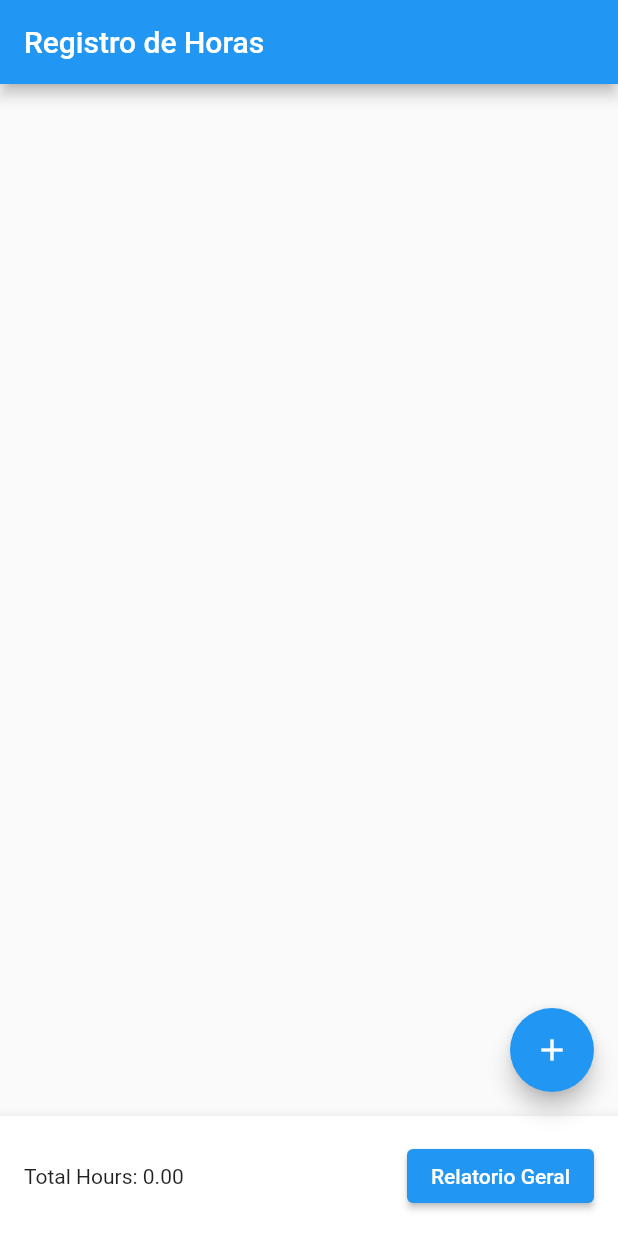
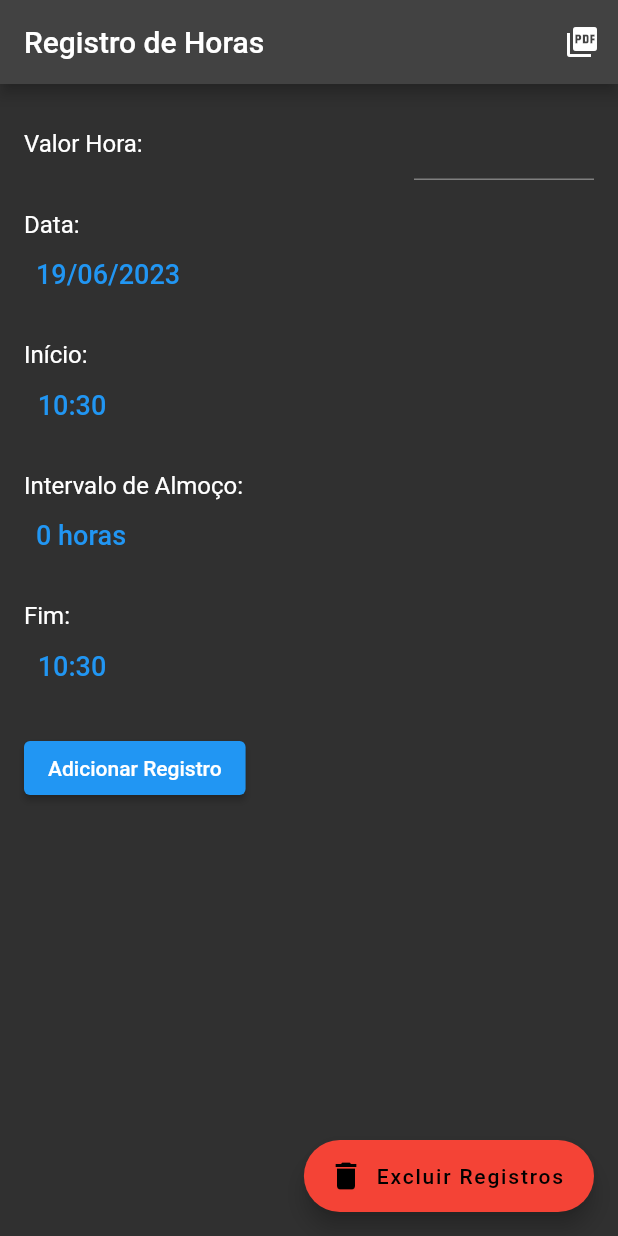
Before and after one commit to Gabruxa1/projetoFlutterRegistroDeHoras, a Flutter app: the screen it shows after launch, on a phone screen of 412 x 824 dp. Run offline on Flutter 3.47's test engine with Material 2 defaults, Android fonts, the phone set to English and light mode, and no system bars; our stand-ins replace open_file.

Commit message:
Finalização do Projeto (falta documentar)

```diff
--- a/ponto_horas/lib/main.dart
+++ b/ponto_horas/lib/main.dart
@@ -1,279 +1,448 @@
-import 'dart:convert';
+import 'dart:io';
 import 'package:flutter/material.dart';
+import 'package:flutter/services.dart';
+import 'package:flutter_localizations/flutter_localizations.dart';
+import 'package:path_provider/path_provider.dart';
+//import 'package:pdf/pdf.dart';
+import 'package:pdf/widgets.dart' as pdfWidgets;
 import 'package:intl/intl.dart';
-import 'package:shared_preferences/shared_preferences.dart';
 import 'package:intl/date_symbol_data_local.dart';
+import 'package:open_file/open_file.dart';
 
 void main() {
   initializeDateFormatting('pt_BR', null).then((_) {
-    runApp(RegistroDeHorasApp());
+    runApp(HorasApp());
   });
 }
 
-class RegistroDeHorasApp extends StatelessWidget {
+class HorasApp extends StatelessWidget {
   @override
   Widget build(BuildContext context) {
     return MaterialApp(
       title: 'Registro de Horas',
       theme: ThemeData(
-        primarySwatch: Colors.blue,
+        brightness: Brightness.dark,
+        primaryColor: Colors.white,
+        textTheme: TextTheme(
+          bodyText1: TextStyle(color: Colors.white),
         ),
-      home: HomePage(),
+      ),
+      localizationsDelegates: [
+        GlobalMaterialLocalizations.delegate,
+        GlobalWidgetsLocalizations.delegate,
+      ],
+      supportedLocales: [
+        const Locale('pt', 'BR'),
+      ],
+      locale: const Locale('pt', 'BR'),
+      home: RegistroHorasScreen(),
     );
   }
 }
 
-class HomePage extends StatefulWidget {
+class RegistroHorasScreen extends StatefulWidget {
   @override
-  _HomePageState createState() => _HomePageState();
+  _RegistroHorasScreenState createState() => _RegistroHorasScreenState();
 }
 
-class _HomePageState extends State<HomePage> {
-  List<WorkDay> workDays = [];
-  final DateFormat dateFormatter = DateFormat('dd/MM/yyyy', 'pt_BR');
-  final DateFormat timeFormatter = DateFormat('HH:mm', 'pt_BR');
-  final TextEditingController entryTimeController = TextEditingController();
-  final TextEditingController lunchTimeController = TextEditingController();
-  final TextEditingController exitTimeController = TextEditingController();
-  double hourlyRate = 0.0;
+class _RegistroHorasScreenState extends State<RegistroHorasScreen> {
+  List<Registro> registros = [];
+  DateTime selectedDate = DateTime.now();
+  TimeOfDay selectedStartTime = TimeOfDay.now();
+  Duration lunchDuration = Duration();
+  TimeOfDay selectedEndTime = TimeOfDay.now();
+  Registro? selectedRegistro;
+  double valorHora = 0.0;
+  Duration totalHorasTrabalhadas = Duration();
+  double valorTotal = 0.0;
 
   @override
   void initState() {
     super.initState();
-    _loadWorkDays();
+    selectedDate = DateTime.now();
+    selectedStartTime = TimeOfDay.now();
+    lunchDuration = Duration();
+    selectedEndTime = TimeOfDay.now();
   }
 
-  Future<void> _loadWorkDays() async {
-    SharedPreferences prefs = await SharedPreferences.getInstance();
-    final List<String>? savedWorkDays = prefs.getStringList('workDays');
-    if (savedWorkDays != null) {
+  void selectDate(BuildContext context) async {
+    final DateTime? picked = await showDatePicker(
+      context: context,
+      initialDate: selectedDate,
+      firstDate: DateTime(2022),
+      lastDate: DateTime(2025),
+    );
+    if (picked != null && picked != selectedDate) {
       setState(() {
-        workDays = savedWorkDays.map((day) => WorkDay.fromJson(jsonDecode(day))).toList();
+        selectedDate = picked;
       });
     }
   }
 
-  Future<void> _saveWorkDays() async {
-    SharedPreferences prefs = await SharedPreferences.getInstance();
-    List<String> workDaysJson = workDays.map((day) => jsonEncode(day.toJson())).toList();
-    await prefs.setStringList('workDays', workDaysJson);
-  }
-
-  void _addWorkDay() {
-    final String entryTime = entryTimeController.text;
-    final String lunchTime = lunchTimeController.text;
-    final String exitTime = exitTimeController.text;
-
-    if (entryTime.isNotEmpty && exitTime.isNotEmpty) {
-      final WorkDay workDay = WorkDay(
-        entryTime: entryTime,
-        lunchTime: lunchTime,
-        exitTime: exitTime,
+  void selectTime(BuildContext context, TimeOfDay initialTime, Function(TimeOfDay) onTimeSelected) async {
+    final TimeOfDay? picked = await showTimePicker(
+      context: context,
+      initialTime: initialTime,
+      builder: (BuildContext context, Widget? child) {
+        return MediaQuery(
+          data: MediaQuery.of(context).copyWith(alwaysUse24HourFormat: true),
+          child: child!,
         );
-
+      },
+    );
+    if (picked != null && picked != initialTime) {
       setState(() {
-        workDays.add(workDay);
-        entryTimeController.clear();
-        lunchTimeController.clear();
-        exitTimeController.clear();
-        _saveWorkDays();
+        onTimeSelected(picked);
       });
     }
   }
 
-  void _removeWorkDay(int index) {
+  void selectLunchDuration(BuildContext context) async {
+    final Duration? picked = await showDialog<Duration>(
+      context: context,
+      builder: (BuildContext context) {
+        return AlertDialog(
+          title: const Text('Duração do intervalo de almoço'),
+          content: Column(
+            mainAxisSize: MainAxisSize.min,
+            children: <Widget>[
+              SimpleDialogOption(
+                onPressed: () {
+                  Navigator.pop(context, Duration(hours: 1));
+                },
+                child: const Text('1 hora'),
+              ),
+              SimpleDialogOption(
+                onPressed: () {
+                  Navigator.pop(context, Duration(hours: 2));
+                },
+                child: const Text('2 horas'),
+              ),
+              SimpleDialogOption(
+                onPressed: () {
+                  Navigator.pop(context, Duration(hours: 3));
+                },
+                child: const Text('3 horas'),
+              ),
+            ],
+          ),
+        );
+      },
+    );
+    if (picked != null && picked != lunchDuration) {
       setState(() {
-      workDays.removeAt(index);
-      _saveWorkDays();
+        lunchDuration = picked;
+      });
+    }
+  }
+
+  void addRegistro() {
+    final startTime = DateTime(
+      selectedDate.year,
+      selectedDate.month,
+      selectedDate.day,
+      selectedStartTime.hour,
+      selectedStartTime.minute,
+    );
+    final endTime = DateTime(
+      selectedDate.year,
+      selectedDate.month,
+      selectedDate.day,
+      selectedEndTime.hour,
+      selectedEndTime.minute,
+    );
+    final totalDuration = endTime.difference(startTime) - lunchDuration;
+
+    final newRegistro = Registro(
+      data: selectedDate,
+      inicio: selectedStartTime,
+      fim: selectedEndTime,
+      intervalo: lunchDuration,
+      total: totalDuration,
+    );
+
+    setState(() {
+      registros.add(newRegistro);
+      selectedRegistro = newRegistro;
+      totalHorasTrabalhadas += totalDuration;
+      valorTotal = totalHorasTrabalhadas.inHours * valorHora;
     });
   }
 
-  double _calculateTotalHours() {
-    double totalHours = 0;
-    for (var workDay in workDays) {
-      final double workDuration = workDay.calculateWorkDuration();
-      totalHours += workDuration;
-    }
-    return totalHours;
-  }
-
-  double _calculateTotalSalary() {
-    double totalSalary = 0;
-    double totalHours = _calculateTotalHours();
-    totalSalary = totalHours * hourlyRate;
-    return totalSalary;
-  }
-
-  void _generateMonthlyReport() {
-    double totalHours = _calculateTotalHours();
-    double totalSalary = _calculateTotalSalary();
-    String report = 'Relatorio Mensal:\n\n';
-    report += 'Total Hours: ${totalHours.toStringAsFixed(2)}\n';
-    report += 'Total Salary: ${totalSalary.toStringAsFixed(2)}\n\n';
-    report += 'Work Days:\n';
-    for (var workDay in workDays) {
-      report +=
-          '${workDay.date}: ${workDay.entryTime} - ${workDay.exitTime}, Lunch: ${workDay.lunchTime} hours\n';
-    }
-
-    showDialog(
+  void deleteAllRegistros() async {
+    final confirmed = await showDialog<bool>(
       context: context,
       builder: (BuildContext context) {
         return AlertDialog(
-          title: Text('Relatorio Mensal'),
-          content: Text(report),
-          actions: <Widget>[
+          title: Text('Excluir todos os registros?'),
+          content: Text('Tem certeza que deseja apagar todos os registros?'),
+          actions: [
             TextButton(
-              child: Text('Fechar'),
               onPressed: () {
-                Navigator.of(context).pop();
+                Navigator.pop(context, true);
               },
+              child: Text('Sim'),
+            ),
+            TextButton(
+              onPressed: () {
+                Navigator.pop(context, false);
+              },
+              child: Text('Não'),
             ),
           ],
         );
       },
     );
+
+    if (confirmed == true) {
+      setState(() {
+        registros.clear();
+        totalHorasTrabalhadas = Duration();
+        valorTotal = 0.0;
+      });
     }
+  }
+
+  void generatePDF(BuildContext context) async {
+  final pdf = pdfWidgets.Document();
+
+  pdf.addPage(
+    pdfWidgets.Page(
+      build: (pdfWidgets.Context pageContext) => pdfWidgets.Column(
+        children: [
+          pdfWidgets.Header(
+            level: 0,
+            text: 'Relatório de Horas Trabalhadas',
+          ),
+          pdfWidgets.Paragraph(
+            text: 'Data: ${DateFormat('dd/MM/yyyy').format(DateTime.now())}',
+          ),
+          pdfWidgets.Paragraph(
+            text: 'Valor Hora: R\$${valorHora.toStringAsFixed(2)}',
+          ),
+          pdfWidgets.Paragraph(
+            text: 'Total de Horas Trabalhadas: ${totalHorasTrabalhadas.inHours} horas',
+          ),
+          pdfWidgets.Paragraph(
+            text: 'Valor Total: R\$${valorTotal.toStringAsFixed(2)}',
+          ),
+          pdfWidgets.SizedBox(height: 20),
+          pdfWidgets.TableHelper.fromTextArray(
+            data: <List<String>>[
+              <String>['Data', 'Início', 'Fim', 'Intervalo', 'Total'],
+              ...registros.map((registro) => [
+                DateFormat('dd/MM/yyyy').format(registro.data),
+                registro.inicio.format(context),
+                registro.fim.format(context),
+                registro.intervalo.inHours.toString(),
+                registro.total.inHours.toString(),
+              ]),
+            ],
+            cellAlignment: pdfWidgets.Alignment.center,
+          ),
+        ],
+      ),
+    ),
+  );
+
+  final directory = await getExternalStorageDirectory();
+  final path = '${directory?.path}/relatorio_horas.pdf';
+  final file = File(path);
+  await file.writeAsBytes(await pdf.save());
+
+  ScaffoldMessenger.of(context).showSnackBar(
+    SnackBar(
+      content: Text('PDF gerado com sucesso!'),
+      action: SnackBarAction(
+        label: 'Abrir',
+        onPressed: () {
+          OpenFile.open(path);
+        },
+      ),
+    ),
+  );
+}
+
 
   @override
   Widget build(BuildContext context) {
     return Scaffold(
       appBar: AppBar(
-        title: Text('Registro de Horas'),
-      ),
-      body: ListView.builder(
-        itemCount: workDays.length,
-        itemBuilder: (BuildContext context, int index) {
-          final WorkDay workDay = workDays[index];
-          return ListTile(
-            title: Text(workDay.date),
-            subtitle:
-                Text('Horas Trabalhadas: ${workDay.calculateWorkDuration().toStringAsFixed(2)}'),
-            trailing: Row(
-              mainAxisSize: MainAxisSize.min,
-              children: <Widget>[
+        title: const Text('Registro de Horas'),
+        actions: [
           IconButton(
-                  icon: Icon(Icons.delete),
-                  onPressed: () {
-                    _removeWorkDay(index);
-                  },
+            icon: Icon(Icons.picture_as_pdf),
+            onPressed: () => generatePDF(context),
           ),
         ],
       ),
+      body: SingleChildScrollView(
+        padding: const EdgeInsets.all(16.0),
+        child: Column(
+          crossAxisAlignment: CrossAxisAlignment.start,
+          children: <Widget>[
+            Row(
+              mainAxisAlignment: MainAxisAlignment.spaceBetween,
+              children: [
+                Text(
+                  'Valor Hora:',
+                  style: TextStyle(fontSize: 16),
+                ),
+                Container(
+                  width: 120,
+                  child: TextFormField(
+                    keyboardType: TextInputType.number,
+                    inputFormatters: [FilteringTextInputFormatter.allow(RegExp(r'^\d+\.?\d{0,2}'))],
+                    onChanged: (value) {
+                      setState(() {
+                        valorHora = double.parse(value);
+                        valorTotal = totalHorasTrabalhadas.inHours * valorHora;
+                      });
+                    },
+                  ),
+                ),
+              ],
+            ),
+            SizedBox(height: 20),
+            Text(
+              'Data:',
+              style: TextStyle(fontSize: 16),
+            ),
+            TextButton(
+              onPressed: () => selectDate(context),
+              child: Text(
+                DateFormat('dd/MM/yyyy').format(selectedDate),
+                style: TextStyle(fontSize: 18),
+              ),
+            ),
+            SizedBox(height: 20),
+            Text(
+              'Início:',
+              style: TextStyle(fontSize: 16),
+            ),
+            TextButton(
+              onPressed: () => selectTime(context, selectedStartTime, (time) => selectedStartTime = time),
+              child: Text(
+                selectedStartTime.format(context),
+                style: TextStyle(fontSize: 18),
+              ),
+            ),
+            SizedBox(height: 20),
+            Text(
+              'Intervalo de Almoço:',
+              style: TextStyle(fontSize: 16),
+            ),
+            TextButton(
+              onPressed: () => selectLunchDuration(context),
+              child: Text(
+                '${lunchDuration.inHours} horas',
+                style: TextStyle(fontSize: 18),
+              ),
+            ),
+            SizedBox(height: 20),
+            Text(
+              'Fim:',
+              style: TextStyle(fontSize: 16),
+            ),
+            TextButton(
+              onPressed: () => selectTime(context, selectedEndTime, (time) => selectedEndTime = time),
+              child: Text(
+                selectedEndTime.format(context),
+                style: TextStyle(fontSize: 18),
+              ),
+            ),
+            SizedBox(height: 20),
+            ElevatedButton(
+              onPressed: addRegistro,
+              child: Text('Adicionar Registro'),
+            ),
+            SizedBox(height: 20),
+            if (registros.isNotEmpty)
+              Column(
+                crossAxisAlignment: CrossAxisAlignment.start,
+                children: [
+                  Text(
+                    'Registros:',
+                    style: TextStyle(fontSize: 16),
+                  ),
+                  SizedBox(height: 10),
+                  Container(
+                    height: 300,
+                    child: ListView.builder(
+                      itemCount: registros.length,
+                      itemBuilder: (BuildContext context, int index) {
+                        final registro = registros[index];
+                        return ListTile(
+                          title: Text(
+                            DateFormat('dd/MM/yyyy').format(registro.data),
+                          ),
+                          subtitle: Text(
+                            'Total: ${registro.total.inHours} horas',
+                          ),
+                          onTap: () {
+                            setState(() {
+                              selectedRegistro = registro;
+                            });
+                          },
+                          selected: selectedRegistro == registro,
                         );
                       },
                     ),
-      floatingActionButton: FloatingActionButton(
-        child: Icon(Icons.add),
-        onPressed: () {
-          _showAddWorkDayDialog();
-        },
                   ),
-      bottomNavigationBar: BottomAppBar(
-        child: Padding(
-          padding: EdgeInsets.all(16.0),
-          child: Row(
-            mainAxisAlignment: MainAxisAlignment.spaceBetween,
-            children: <Widget>[
-              Text('Total Hours: ${_calculateTotalHours().toStringAsFixed(2)}'),
-              ElevatedButton(
-                child: Text('Relatorio Geral'),
-                onPressed: () {
-                  _generateMonthlyReport();
-                },
+                  SizedBox(height: 20),
+                  if (selectedRegistro != null)
+                    Column(
+                      crossAxisAlignment: CrossAxisAlignment.start,
+                      children: [
+                        Text(
+                          'Detalhes:',
+                          style: TextStyle(fontSize: 16),
+                        ),
+                        SizedBox(height: 10),
+                        Text(
+                          'Data: ${DateFormat('dd/MM/yyyy').format(selectedRegistro!.data)}',
+                        ),
+                        Text(
+                          'Início: ${selectedRegistro!.inicio.format(context)}',
+                        ),
+                        Text(
+                          'Fim: ${selectedRegistro!.fim.format(context)}',
+                        ),
+                        Text(
+                          'Intervalo: ${selectedRegistro!.intervalo.inHours} horas',
+                        ),
+                        Text(
+                          'Total: ${selectedRegistro!.total.inHours} horas',
+                        ),
+                      ],
+                    ),
+                ],
               ),
           ],
         ),
       ),
+      floatingActionButton: FloatingActionButton.extended(
+        onPressed: deleteAllRegistros,
+        label: Text('Excluir Registros'),
+        icon: Icon(Icons.delete),
+        backgroundColor: Colors.red,
       ),
-    );
-  }
-
-  void _showAddWorkDayDialog() {
-    showDialog(
-      context: context,
-      builder: (BuildContext context) {
-        return AlertDialog(
-          title: Text('Adicionar Dia de Trabalho'),
-          content: Column(
-            mainAxisSize: MainAxisSize.min,
-            children: <Widget>[
-              TextField(
-                controller: entryTimeController,
-                decoration: InputDecoration(labelText: 'Hora de Entrada'),
-              ),
-              TextField(
-                controller: lunchTimeController,
-                decoration: InputDecoration(labelText: 'Tempo de Pausa'),
-                keyboardType: TextInputType.number,
-              ),
-              TextField(
-                controller: exitTimeController,
-                decoration: InputDecoration(labelText: 'Hora de Saída'),
-              ),
-            ],
-          ),
-          actions: <Widget>[
-            TextButton(
-              child: Text('Cancelar'),
-              onPressed: () {
-                Navigator.of(context).pop();
-              },
-            ),
-            TextButton(
-              child: Text('Adicionar'),
-              onPressed: () {
-                _addWorkDay();
-                Navigator.of(context).pop();
-              },
-            ),
-          ],
-        );
-      },
     );
   }
 }
 
-class WorkDay {
-  String entryTime;
-  String lunchTime;
-  String exitTime;
+class Registro {
+  final DateTime data;
+  final TimeOfDay inicio;
+  final TimeOfDay fim;
+  final Duration intervalo;
+  final Duration total;
 
-  WorkDay({
-    required this.entryTime,
-    required this.lunchTime,
-    required this.exitTime,
+  Registro({
+    required this.data,
+    required this.inicio,
+    required this.fim,
+    required this.intervalo,
+    required this.total,
   });
-
-  String get date {
-    final DateTime now = DateTime.now();
-    return DateFormat('dd/MM/yyyy').format(now);
 }
-
-  double calculateWorkDuration() {
-    final DateTime entry = DateTime.parse('2000-01-01 ${this.entryTime}');
-    final DateTime exit = DateTime.parse('2000-01-01 ${this.exitTime}');
-    final int lunchMinutes = int.parse(this.lunchTime);
-
-    Duration workDuration = exit.difference(entry);
-    workDuration -= Duration(minutes: lunchMinutes);
-
-    return workDuration.inMinutes / 60.0;
-  }
-
-  Map<String, dynamic> toJson() {
-    return {
-      'entryTime': entryTime,
-      'lunchTime': lunchTime,
-      'exitTime': exitTime,
-    };
-  }
-
-  factory WorkDay.fromJson(Map<String, dynamic> json) {
-    return WorkDay(
-      entryTime: json['entryTime'],
-      lunchTime: json['lunchTime'],
-      exitTime: json['exitTime'],
-    );
-  }
-}
```
Also changed, not shown: ponto_horas/pubspec.yaml (+19 -7 lines), ponto_horas/pubspec.lock, 1 other file. Lines whose indentation alone changed are shown as unchanged.
